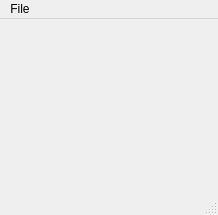
hansenc101/SANE_Project_02, file assignment02.ui: the form before one commit.
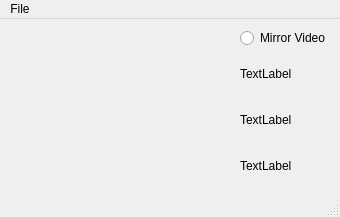
The form after the commit.

Commit message: Make ui more friendly looking. Added places for emotion, emotion level, and fps counter

```diff
--- a/assignment02.ui
+++ b/assignment02.ui
@@ -6,8 +6,8 @@
    <rect>
     <x>0</x>
     <y>0</y>
-    <width>214</width>
-    <height>215</height>
+    <width>340</width>
+    <height>217</height>
    </rect>
   </property>
   <property name="windowTitle">
@@ -17,14 +17,18 @@
    <bool>false</bool>
   </property>
   <widget class="QWidget" name="centralwidget">
-   <layout class="QGridLayout" name="gridLayout_2">
-    <item row="0" column="0">
      <layout class="QGridLayout" name="gridLayout">
       <item row="0" column="0">
        <widget class="QLabel" name="lblOutput">
         <property name="enabled">
          <bool>true</bool>
         </property>
+      <property name="sizePolicy">
+       <sizepolicy hsizetype="MinimumExpanding" vsizetype="MinimumExpanding">
+        <horstretch>0</horstretch>
+        <verstretch>0</verstretch>
+       </sizepolicy>
+      </property>
         <property name="minimumSize">
          <size>
           <width>200</width>
@@ -47,6 +51,9 @@
         <property name="layoutDirection">
          <enum>Qt::LeftToRight</enum>
         </property>
+      <property name="autoFillBackground">
+       <bool>false</bool>
+      </property>
         <property name="frameShape">
          <enum>QFrame::NoFrame</enum>
         </property>
@@ -64,6 +71,39 @@
         </property>
        </widget>
       </item>
+    <item row="0" column="1">
+     <layout class="QVBoxLayout" name="verticalLayout">
+      <item>
+       <widget class="QRadioButton" name="mirrorToggle">
+        <property name="text">
+         <string>Mirror Video</string>
+        </property>
+        <property name="checked">
+         <bool>false</bool>
+        </property>
+       </widget>
+      </item>
+      <item>
+       <widget class="QLabel" name="emotionTypeLabel">
+        <property name="text">
+         <string>TextLabel</string>
+        </property>
+       </widget>
+      </item>
+      <item>
+       <widget class="QLabel" name="emotionMagLabel">
+        <property name="text">
+         <string>TextLabel</string>
+        </property>
+       </widget>
+      </item>
+      <item>
+       <widget class="QLabel" name="outputFPS">
+        <property name="text">
+         <string>TextLabel</string>
+        </property>
+       </widget>
+      </item>
      </layout>
     </item>
    </layout>
@@ -73,8 +113,8 @@
     <rect>
      <x>0</x>
      <y>0</y>
-     <width>214</width>
-     <height>29</height>
+     <width>340</width>
+     <height>31</height>
     </rect>
    </property>
    <widget class="QMenu" name="menuFile">
```
Left out of the diff: 8 changed lines with no effect on the pictures. Lines whose indentation alone changed are shown as unchanged.
